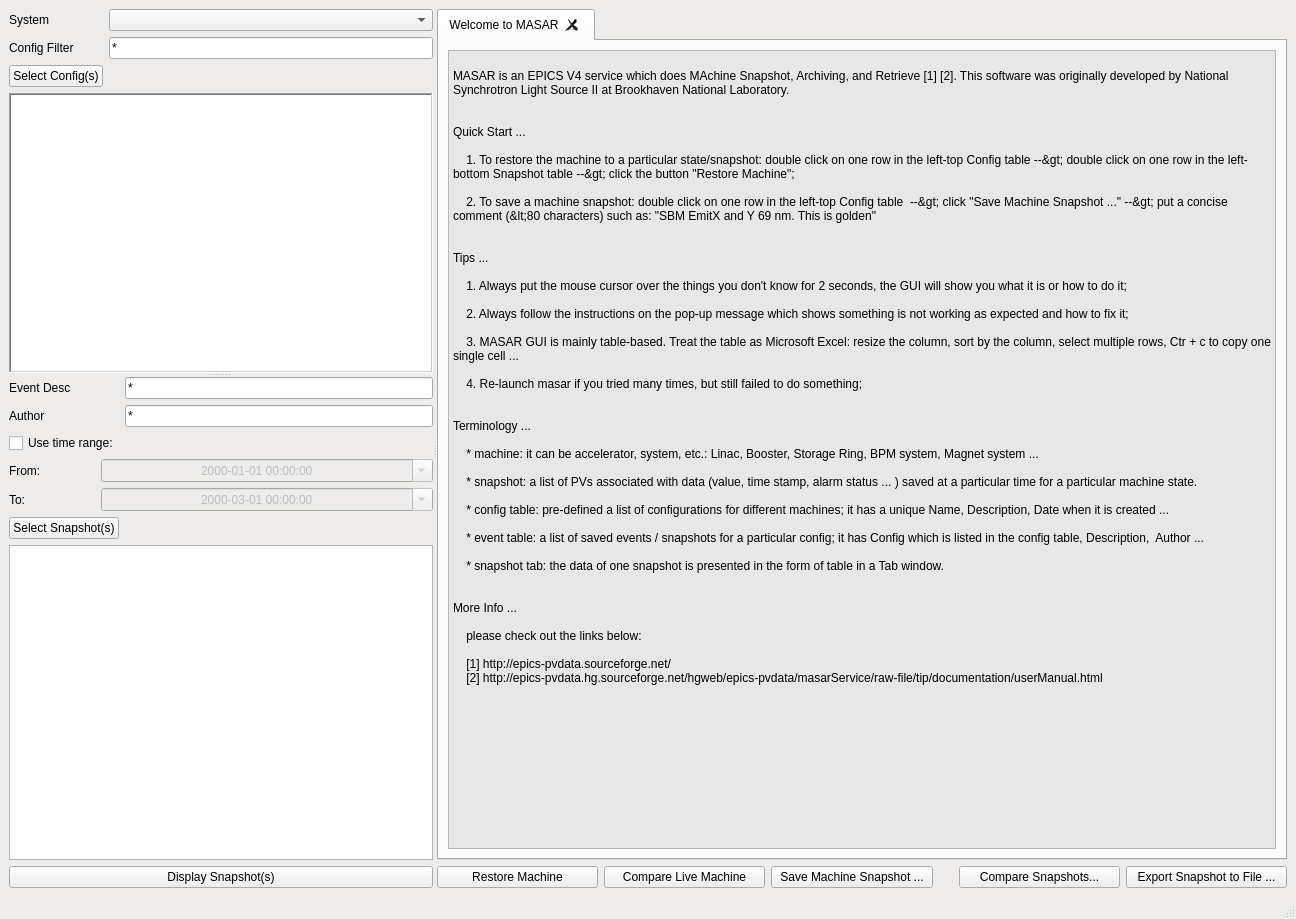
First picture: the form in python/masarclient/ui/ui_masar.ui, repository NSLS-II/masarUI, before the edit.
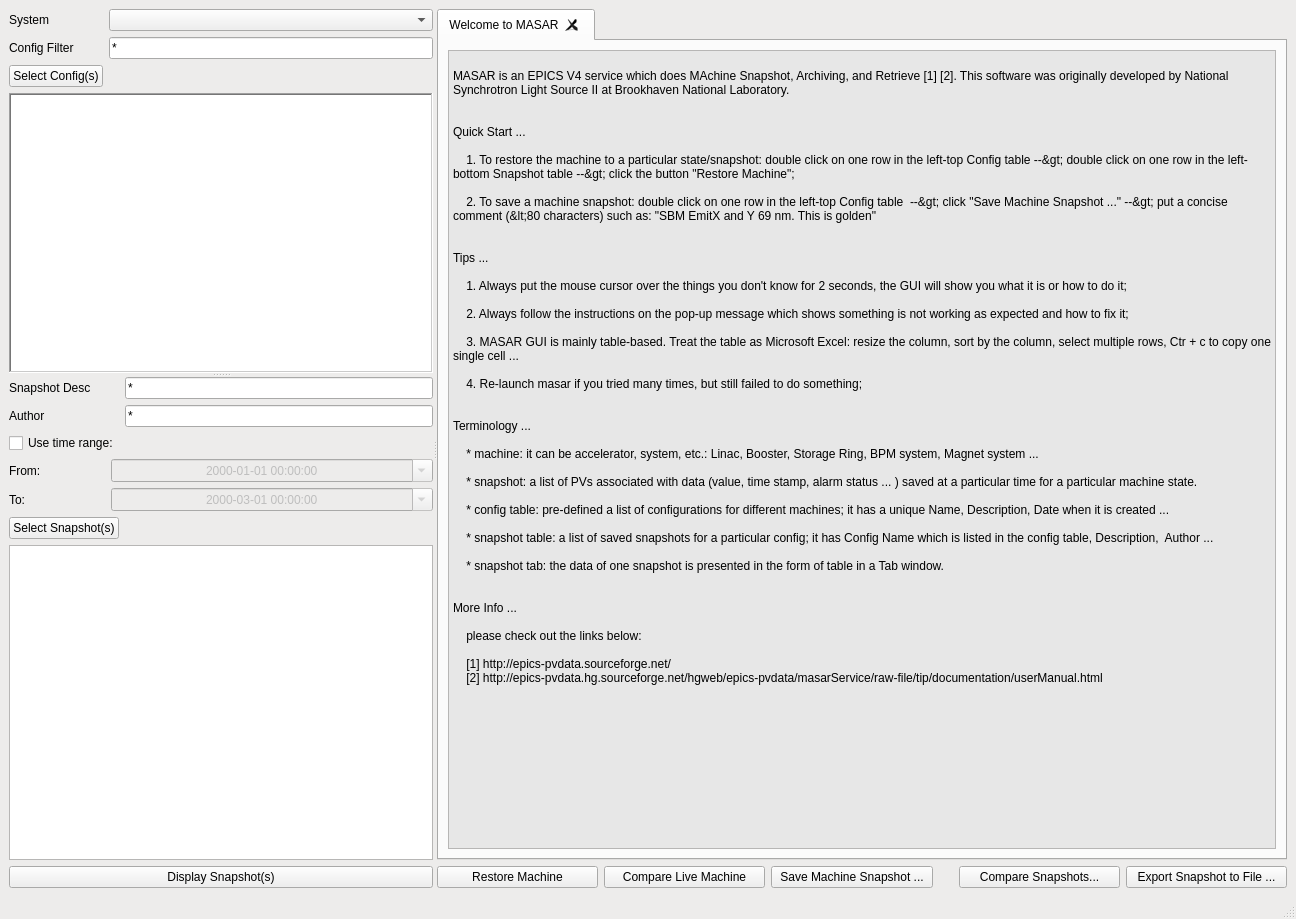
Second picture: the form after the edit. Icons and pictures are not drawn.

Commit message: from users' ponit of view, they only need to know two terms/concepts -- config and snapshot. The term 'event' is internal to developers

What changed in the file:
```diff
--- a/python/masarclient/ui/ui_masar.ui
+++ b/python/masarclient/ui/ui_masar.ui
@@ -329,7 +329,7 @@
            <item row="0" column="0">
             <widget class="QLabel" name="eventFilterLabel">
              <property name="text">
-              <string>Event Desc</string>
+              <string>Snapshot Desc</string>
              </property>
             </widget>
            </item>
@@ -547,7 +547,7 @@
 
     * config table: pre-defined a list of configurations for different machines; it has a unique Name, Description, Date when it is created ...  
 
-    * event table: a list of saved events / snapshots for a particular config; it has Config which is listed in the config table, Description,  Author ...  
+    * snapshot table: a list of saved snapshots for a particular config; it has Config Name which is listed in the config table, Description,  Author ...  
 
     * snapshot tab: the data of one snapshot is presented in the form of table in a Tab window.
 
```
Left out of the diff: 6 changed lines with no effect on the pictures. The commit also changes 3 other files.
